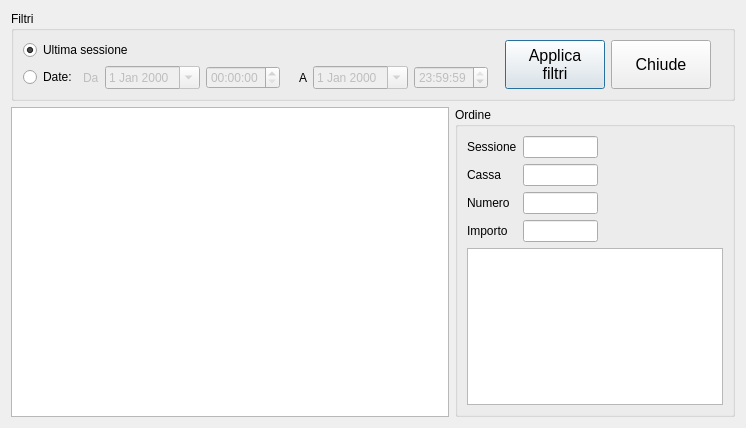
Old version of the form src/storicoordini.ui in the repository mtonin/gestcassa.
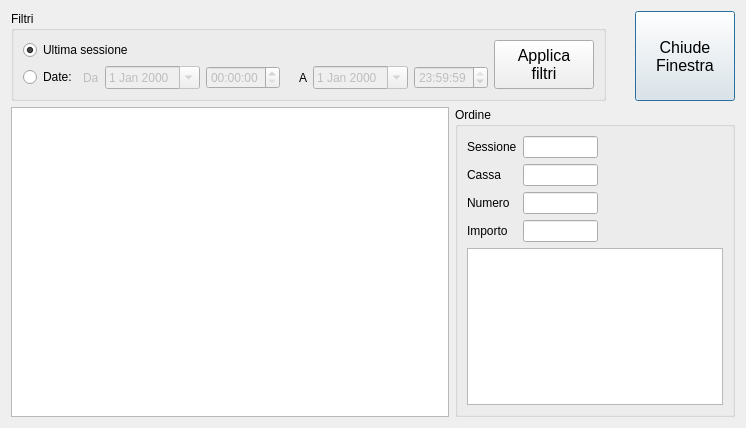
New version of the form.

Commit message: - modifica layout pulsanti

The edit to the form file:
```diff
--- a/src/storicoordini.ui
+++ b/src/storicoordini.ui
@@ -18,6 +18,8 @@
   </property>
   <layout class="QVBoxLayout" name="verticalLayout_2" stretch="0,1">
    <item>
+    <layout class="QHBoxLayout" name="horizontalLayout_3" stretch="0,0,0">
+     <item>
     <widget class="QGroupBox" name="groupBox">
      <property name="sizePolicy">
       <sizepolicy hsizetype="Preferred" vsizetype="Preferred">
@@ -134,19 +136,6 @@
           </item>
          </layout>
         </item>
-        <item>
-         <spacer name="horizontalSpacer_17">
-          <property name="orientation">
-           <enum>Qt::Horizontal</enum>
-          </property>
-          <property name="sizeHint" stdset="0">
-           <size>
-            <width>100</width>
-            <height>20</height>
-           </size>
-          </property>
-         </spacer>
-        </item>
         <item>
          <widget class="QPushButton" name="filtraBtn_5">
           <property name="sizePolicy">
@@ -176,36 +165,14 @@
            <string>Applica
 filtri</string>
           </property>
-         </widget>
-        </item>
-        <item>
-         <widget class="QPushButton" name="filtraBtn_6">
-          <property name="sizePolicy">
-           <sizepolicy hsizetype="Minimum" vsizetype="Expanding">
-            <horstretch>0</horstretch>
-            <verstretch>0</verstretch>
-           </sizepolicy>
-          </property>
-          <property name="minimumSize">
-           <size>
-            <width>100</width>
-            <height>0</height>
-           </size>
-          </property>
-          <property name="maximumSize">
-           <size>
-            <width>16777215</width>
-            <height>100</height>
-           </size>
-          </property>
-          <property name="font">
-           <font>
-            <pointsize>12</pointsize>
-           </font>
-          </property>
-          <property name="text">
-           <string>Chiude</string>
-          </property>
+            <property name="autoDefault">
+             <bool>false</bool>
+            </property>
+           </widget>
+          </item>
+         </layout>
+        </item>
+       </layout>
          </widget>
         </item>
         <item>
@@ -221,10 +188,38 @@
           </property>
          </spacer>
         </item>
-       </layout>
-      </item>
-     </layout>
-    </widget>
+     <item>
+      <widget class="QPushButton" name="filtraBtn_6">
+       <property name="sizePolicy">
+        <sizepolicy hsizetype="Minimum" vsizetype="Expanding">
+         <horstretch>0</horstretch>
+         <verstretch>0</verstretch>
+        </sizepolicy>
+       </property>
+       <property name="minimumSize">
+        <size>
+         <width>100</width>
+         <height>0</height>
+        </size>
+       </property>
+       <property name="maximumSize">
+        <size>
+         <width>16777215</width>
+         <height>100</height>
+        </size>
+       </property>
+       <property name="font">
+        <font>
+         <pointsize>12</pointsize>
+        </font>
+       </property>
+       <property name="text">
+        <string>Chiude
+Finestra</string>
+       </property>
+      </widget>
+     </item>
+    </layout>
    </item>
    <item>
     <layout class="QHBoxLayout" name="horizontalLayout_2">
```
Lines whose indentation alone changed are shown as unchanged. The commit also changes 2 other files.
